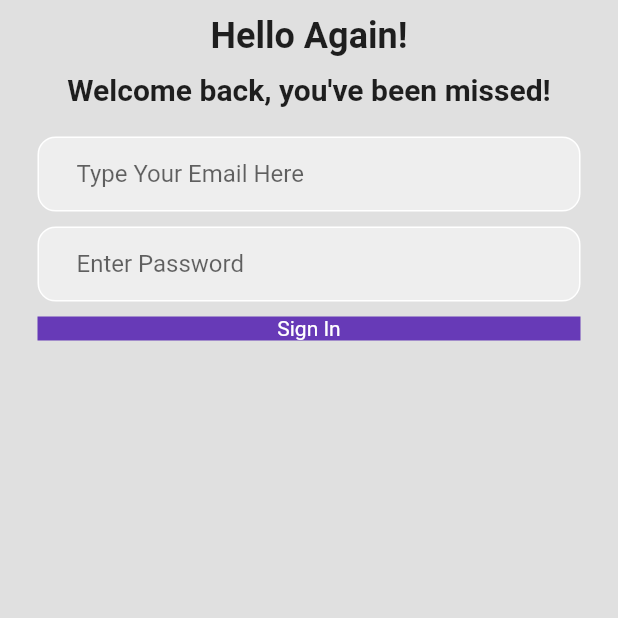
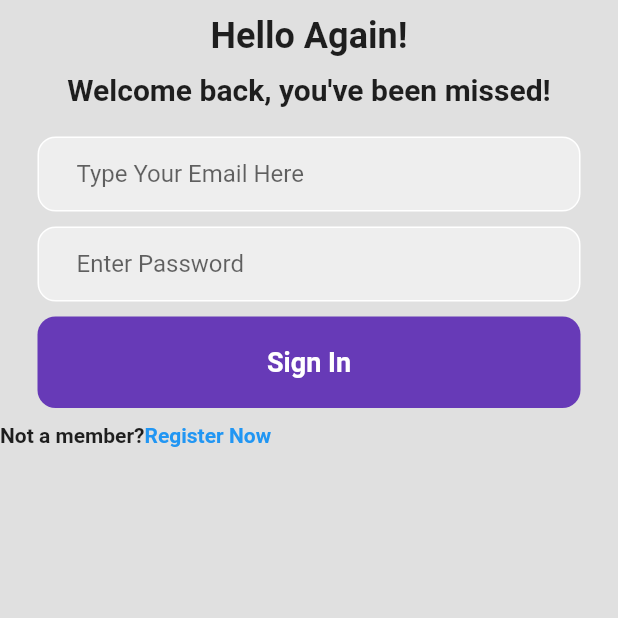
Before and after one commit to Chathu12345/Login_UI, a Flutter app: the screen it shows after launch, on a phone screen of 412 x 824 dp, the top half of it. Run offline on Flutter 3.47's test engine with Material 2 defaults, Android fonts, the phone set to English and light mode, and no system bars.

Commit message:
did changes

```diff
--- a/lib/login_page.dart
+++ b/lib/login_page.dart
@@ -85,19 +85,41 @@ class _LoginPageState extends State<LoginPage> {
             Padding(
               padding: const EdgeInsets.symmetric(horizontal: 25.0),
               child: Container(
+                padding: EdgeInsets.all(20),
                 decoration: BoxDecoration(
-                  color: Colors.deepPurple
-                ),
+                    color: Colors.deepPurple,
+                    borderRadius: BorderRadius.circular(12)),
                 child: Center(
-                  child: Text(
-                    'Sign In',
-                    style: TextStyle(color: Colors.white),
-                    )
+                    child: Text(
+                  'Sign In',
+                  style: TextStyle(
+                    color: Colors.white,
+                    fontWeight: FontWeight.bold,
+                    fontSize: 18,
                   ),
+                )),
               ),
-            )
+            ),
+            SizedBox(height: 10),
 
             //not a member? register now
+            Row(
+              children: [
+                Text(
+                  'Not a member?',
+                  style: TextStyle(
+                    fontWeight: FontWeight.bold,
+                  ),
+                ),
+                Text(
+                  'Register Now',
+                  style: TextStyle(
+                    color: Colors.blue,
+                    fontWeight: FontWeight.bold,
+                  ),
+                )
+              ],
+            )
           ]),
         ),
       ),
```
